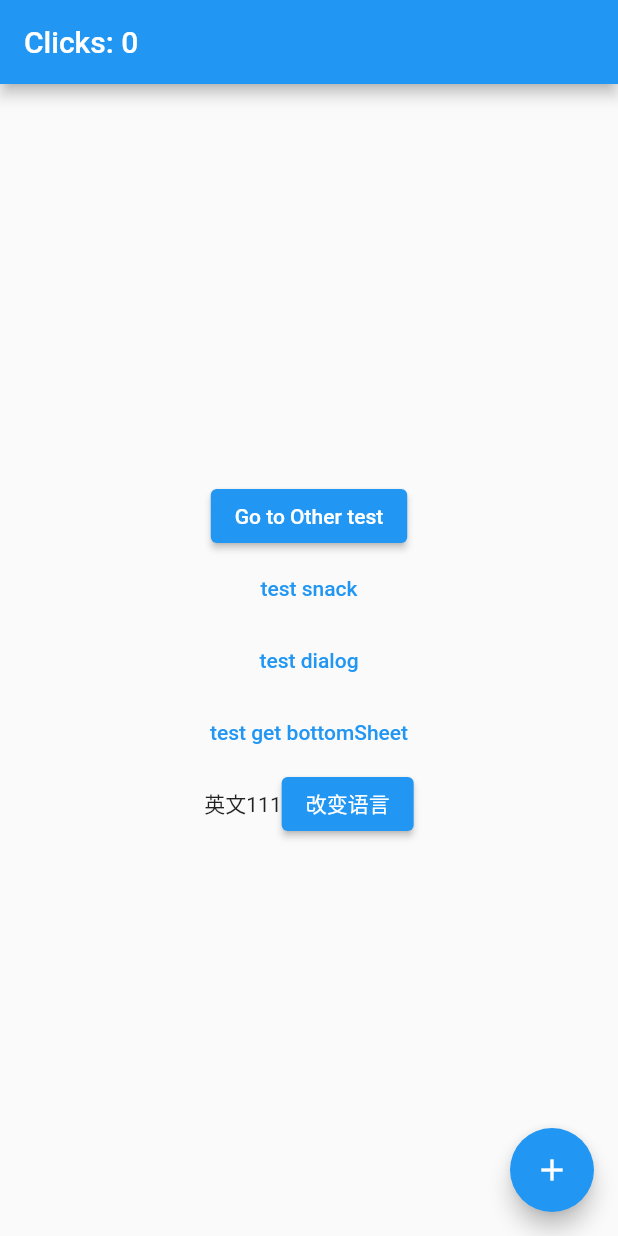
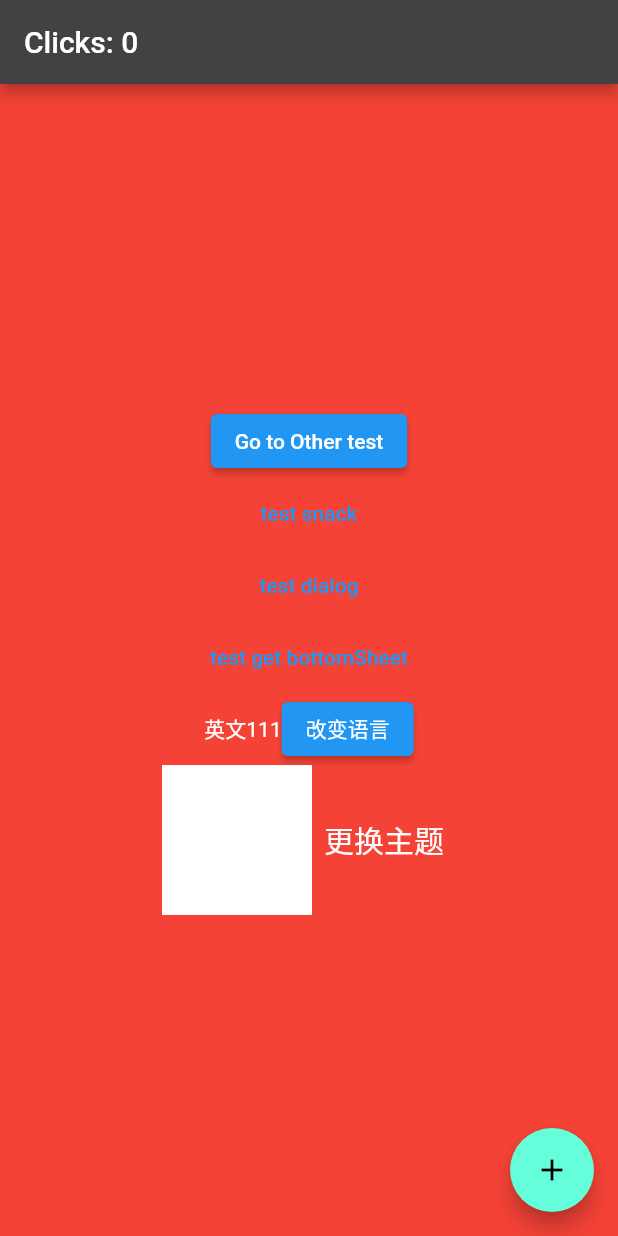
Before and after one commit to colinxiaoyu/fluttter_testgetx, a Flutter app: the screen it shows after launch, on a phone screen of 412 x 824 dp. Run offline on Flutter 3.47's test engine with Material 2 defaults, Android fonts, the phone set to English and light mode, and no system bars; our stand-ins replace get.

Commit message:
添加主题颜色变更

```diff
--- a/lib/main.dart
+++ b/lib/main.dart
@@ -1,6 +1,7 @@
 import 'package:flutter/material.dart';
 import 'package:get/get.dart';
 import './i18n/message.dart';
+import './theme/themes.dart';
 
 void main() => runApp(GetMaterialApp(
       translations: Messages(), // 你的翻译
@@ -12,6 +13,7 @@ void main() => runApp(GetMaterialApp(
         GetPage(name: '/home', page: () => Home()),
         GetPage(name: '/other', page: () => Other())
       ],
+      theme: MyThemes.appDarkThemeData,
     ));
 
 class Controller extends GetxController {
@@ -88,9 +90,42 @@ class Home extends StatelessWidget {
               children: [
                 Text('english'.tr),
                 ElevatedButton(
-                    onPressed: changeLocal, child: const Text('改变语言'))
+                    onPressed: changeLocal, child: const Text('改变语言')),
               ],
-            )
+            ),
+            Row(
+              mainAxisAlignment: MainAxisAlignment.center,
+              children: [
+                Container(
+                  width: 100,
+                  height: 100,
+                  color: Get.theme.primaryColor,
+                ),
+                TextButton(
+                  onPressed: () {
+                    //手动切换主题
+                    Get.changeTheme(Get.isDarkMode
+                        ? MyThemes.appLightThemeData
+                        : MyThemes.appDarkThemeData);
+                    //这里要设置个延迟,在调用切换主题后并不能立刻生效,会有点延迟,
+                    // 如果不设置延迟会导致取的还是上个主题状态
+                    Future.delayed(Duration(milliseconds: 250), () {
+                      //强制触发 build
+                      Get.forceAppUpdate();
+                      if (Get.isDarkMode) {
+                        print("转换后 darkMode");
+                      } else {
+                        print("转换后 lightMode");
+                      }
+                    });
+                  },
+                  child: Text(
+                    "更换主题",
+                    style: Get.textTheme.headline6, //这里有个问题,就是主题切换,这里的Text并不会更新
+                  ),
+                ),
+              ],
+            ),
           ],
         )),
         floatingActionButton: FloatingActionButton(
--- /dev/null
+++ b/lib/theme/themes.dart
@@ -0,0 +1,24 @@
+import 'package:flutter/material.dart';
+
+class MyThemes {
+  static final ThemeData appDarkThemeData = ThemeData(
+      brightness: Brightness.dark,
+      primaryColor: Colors.white, // 主要部分背景颜色（导航和tabBar等）
+      scaffoldBackgroundColor:
+          Colors.red, //Scaffold的背景颜色。典型Material应用程序或应用程序内页面的背景颜色
+      textTheme: const TextTheme(
+          headline1: TextStyle(color: Colors.yellow, fontSize: 15)),
+      appBarTheme:
+          const AppBarTheme(iconTheme: IconThemeData(color: Colors.yellow)));
+
+//创建light ThemeData对象
+  static final ThemeData appLightThemeData = ThemeData(
+      brightness: Brightness.light,
+      primaryColor: Colors.black, // 主要部分背景颜色（导航和tabBar等）
+      scaffoldBackgroundColor:
+          Colors.white, //Scaffold的背景颜色。典型Material应用程序或应用程序内页面的背景颜色
+      textTheme: const TextTheme(
+          headline1: TextStyle(color: Colors.blue, fontSize: 15)),
+      appBarTheme:
+          const AppBarTheme(iconTheme: IconThemeData(color: Colors.black)));
+}
```
